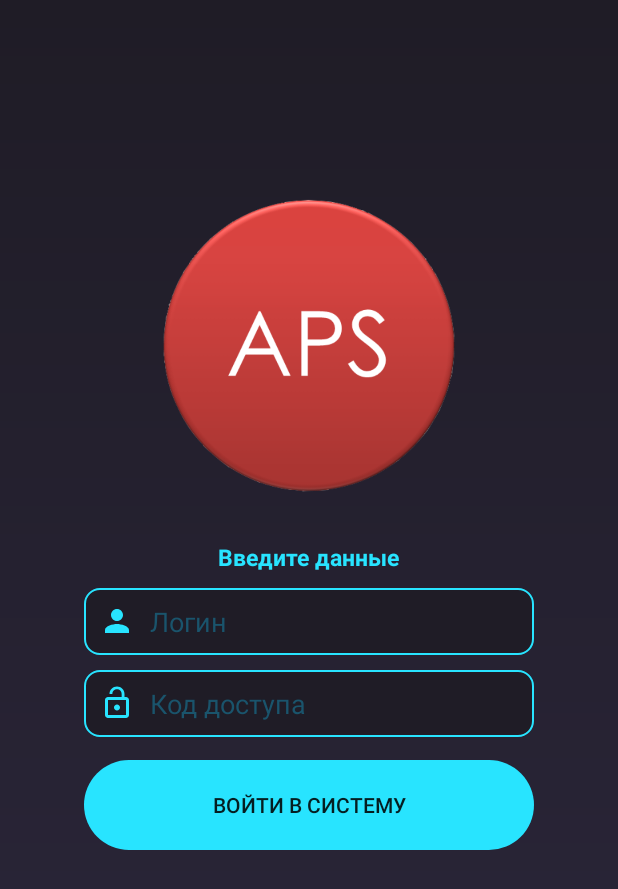
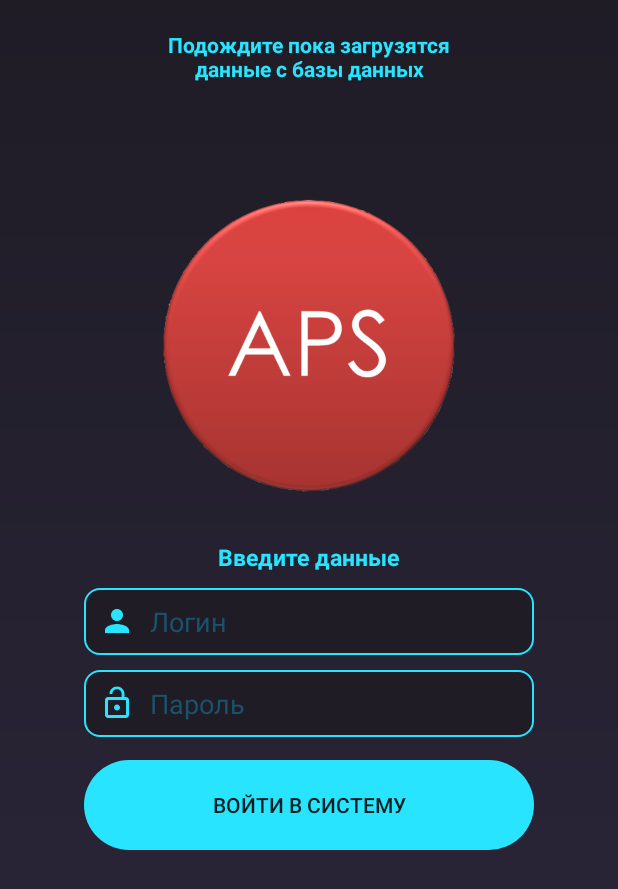
Before and after one commit to iamsardorbek/APS_Andon, an Android app: the Login screen opened directly, with no data from a screen before it, on a phone screen of 412 x 824 dp. Shown: the top 889 px of the screen. Run offline under Robolectric (Android 15) with nearby library versions, the phone set to English and light mode, and no system bars; our stand-ins replace Firebase (no records; nobody signed in at launch, a user with empty details on screens opened directly).

Commit message:
Login backend completed (unverified)

```diff
--- a/app/src/main/java/com/akfa/apsproject/Login.java
+++ b/app/src/main/java/com/akfa/apsproject/Login.java
@@ -6,11 +6,9 @@ import androidx.appcompat.app.AppCompatActivity;
 import android.content.Intent;
 import android.os.Bundle;
 import android.view.View;
-import android.widget.ArrayAdapter;
 import android.widget.Button;
 import android.widget.EditText;
 import android.widget.ImageView;
-import android.widget.Spinner;
 import android.widget.TextView;
 import android.widget.Toast;
 
@@ -20,74 +18,52 @@ import com.google.firebase.database.DatabaseReference;
 import com.google.firebase.database.FirebaseDatabase;
 import com.google.firebase.database.ValueEventListener;
 
-import java.util.ArrayList;
-
 public class Login extends AppCompatActivity {
     private TextView loading, tip;
     private ImageView titlePic;
-    private EditText accessCode;
-    private Button checkThisPoint;
-    private Spinner spinnerPults;
-    private String correctAccessCode = "akfa";
+    private EditText passwordView, loginView;
+    private Button enter;
     @Override
     protected void onCreate(Bundle savedInstanceState) {
         super.onCreate(savedInstanceState);
         setContentView(R.layout.activity_login);
         initInstances();
-        checkThisPoint.setOnClickListener(new View.OnClickListener() {
+        enter.setOnClickListener(new View.OnClickListener() {
             @Override
             public void onClick(View v) {
-                if(accessCode.getText().toString().equals(correctAccessCode)
-                        && !spinnerPults.getSelectedItem().toString().equals(getString(R.string.spinner_pults_prompt)))
-                {
-                    Intent intent = new Intent(getApplicationContext(), MainActivity.class);
-                    intent.putExtra("Номер пункта", spinnerPults.getSelectedItem().toString());
-                    startActivity(intent);
+                String login = loginView.getText().toString();
+                final String password = passwordView.getText().toString();
+                loading.setVisibility(View.VISIBLE);
+                DatabaseReference dbRef = FirebaseDatabase.getInstance().getReference("Users/" + login);
+                dbRef.addListenerForSingleValueEvent(new ValueEventListener() {
+                    @Override
+                    public void onDataChange(@NonNull DataSnapshot user) {
+                        loading.setVisibility(View.INVISIBLE);
+                        if(user.exists())
+                        {//3 ifs with boolean checker functions in condition: isOperator, isMaster, isRepairer
+                            if(user.child("password").getValue().toString().equals(password)) {
+                                if (user.child("position").getValue().toString().equals("operator")) {
+                                    Intent openPult = new Intent(getApplicationContext(), MainActivity.class);
+                                    openPult.putExtra("Номер пульта", user.child("pultNo").getValue().toString());
+                                    startActivity(openPult);
+                                } else if (user.child("position").getValue().toString().equals("master")) {
+                                    Intent openPult = new Intent(getApplicationContext(), QuestMainActivity.class);
+                                    openPult.putExtra("Номер пульта", user.child("pultNo").getValue().toString());
+                                    startActivity(openPult);
+                                } else if (user.child("position").getValue().toString().equals("repairer")) {
+                                    Intent openPult = new Intent(getApplicationContext(), RepairersProblemsList.class);
+                                    startActivity(openPult);
+                                }
                             }
                             else
-                    Toast.makeText(getApplicationContext(), "Неверный код доступа или не выбран пульт", Toast.LENGTH_LONG).show();
+                            {
+                                Toast.makeText(getApplicationContext(), "Неверный пароль", Toast.LENGTH_LONG).show();
                             }
-        });
                         }
-    private void initInstances()
+                        else
                         {
-        spinnerPults = findViewById(R.id.spinner_pults);
-        accessCode = findViewById(R.id.access_code);
-        checkThisPoint = findViewById(R.id.check_this_point);
-        loading = findViewById(R.id.loading);
-        titlePic = findViewById(R.id.title_pic);
-        tip = findViewById(R.id.tip);
-        //невидимы пока с базы не загрузил данные
-        titlePic.setVisibility(View.INVISIBLE);
-        tip.setVisibility(View.INVISIBLE);
-        spinnerPults.setVisibility(View.INVISIBLE);
-        accessCode.setVisibility(View.INVISIBLE);
-        checkThisPoint.setVisibility(View.INVISIBLE);
-        setSpinnerPults();
+                            Toast.makeText(getApplicationContext(), "Такого пользователя не существует\nВнимательно заполните поля", Toast.LENGTH_LONG).show();
                         }
-
-    private void setSpinnerPults()
-    {
-
-        DatabaseReference dbRef = FirebaseDatabase.getInstance().getReference();
-        dbRef.addListenerForSingleValueEvent(new ValueEventListener() {
-            @Override
-            public void onDataChange(@NonNull DataSnapshot wholeDB) {
-                ArrayList<String> pultsList = new ArrayList<String>();
-                pultsList.add(getString(R.string.spinner_pults_prompt));
-                for(DataSnapshot pult : wholeDB.getChildren())
-                {
-                    pultsList.add(pult.getKey());
-                }
-                ArrayAdapter<String> arrayAdapter = new ArrayAdapter<String>(getApplicationContext(), R.layout.spinner_item, pultsList);
-                arrayAdapter.setDropDownViewResource(R.layout.spinner_item);
-                spinnerPults.setAdapter(arrayAdapter);
-                titlePic.setVisibility(View.VISIBLE);
-                tip.setVisibility(View.VISIBLE);
-                spinnerPults.setVisibility(View.VISIBLE);
-                accessCode.setVisibility(View.VISIBLE);
-                checkThisPoint.setVisibility(View.VISIBLE);
-                loading.setVisibility(View.INVISIBLE);
                     }
 
                     @Override
@@ -95,5 +71,18 @@ public class Login extends AppCompatActivity {
 
                     }
                 });
+
+            }
+        });
+    }
+
+    private void initInstances()
+    {
+        loginView = findViewById(R.id.access_login);
+        passwordView = findViewById(R.id.password);
+        enter = findViewById(R.id.enter);
+        loading = findViewById(R.id.loading);
+        titlePic = findViewById(R.id.title_pic);
+        tip = findViewById(R.id.tip);
     }
 }
--- a/app/src/main/res/layout/activity_login.xml
+++ b/app/src/main/res/layout/activity_login.xml
@@ -55,7 +55,7 @@
         android:autofillHints="username" />
 
     <EditText
-        android:id="@+id/access_code"
+        android:id="@+id/password"
         android:layout_width="300dp"
         android:layout_height="wrap_content"
         android:inputType="textPassword"
@@ -73,7 +73,7 @@
         android:autofillHints="password" />
 
     <Button
-        android:id="@+id/check_this_point"
+        android:id="@+id/enter"
         android:layout_width="300dp"
         android:layout_height="60dp"
         android:layout_gravity="center"
--- a/app/src/main/res/values/strings.xml
+++ b/app/src/main/res/values/strings.xml
@@ -1,10 +1,9 @@
 <resources>
     <string name="app_name">APS</string>
-    <string name="spinner_pults_prompt">Выберите пульт</string>
     <string name="login_button">Войти в систему</string>
     <string name="tip">Введите данные</string>
     <string name="loading">Подождите пока загрузятся\nданные с базы данных</string>
-    <string name="access_code">Код доступа</string>
+    <string name="access_code">Пароль</string>
     <string name="repair_button">Ремонт</string>
     <string name="quality_button">ОТК</string>
     <string name="raw_button">сырье</string>
```
Lines whose indentation alone changed are shown as unchanged.
